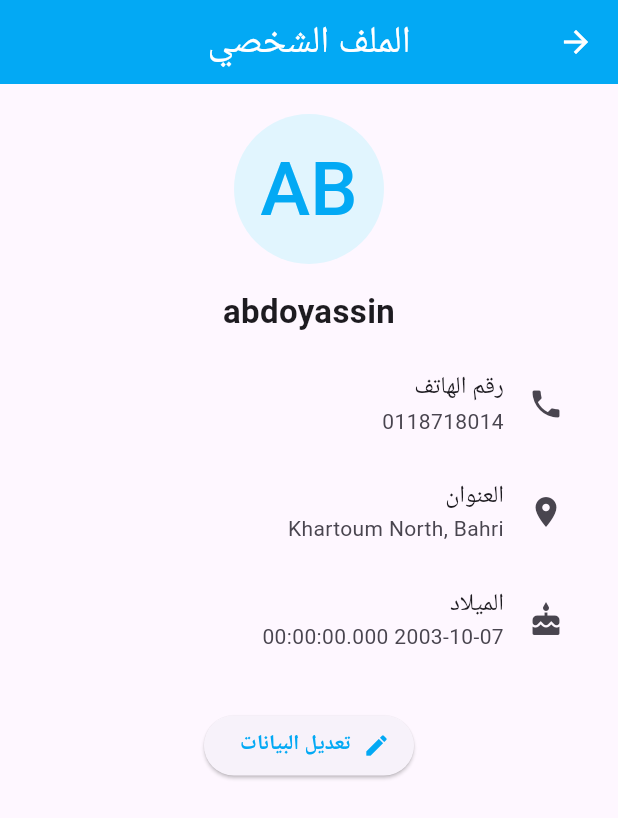
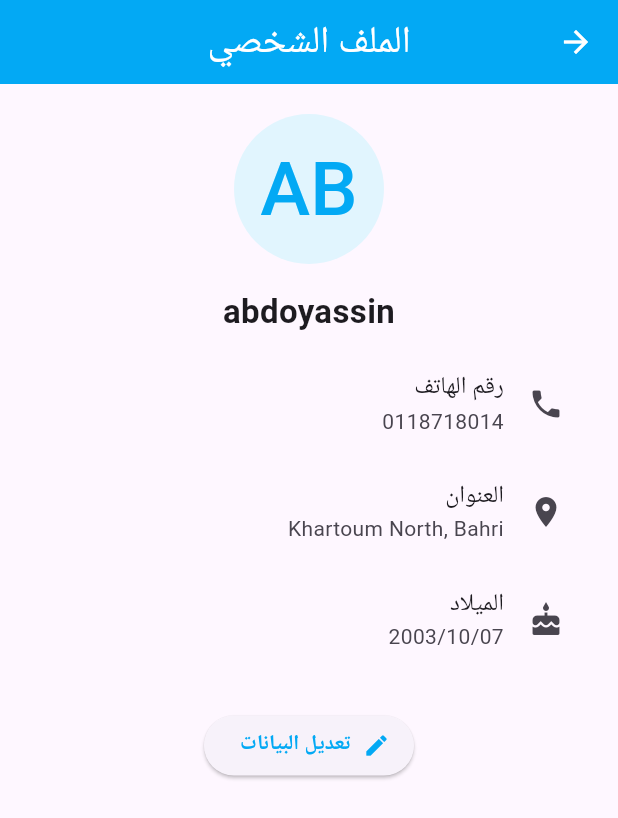
Before and after one commit to AbobakerAhmed/Code-For-Sudan, a Flutter app: the CitizenProfilePage screen opened directly with sample values from the repository, on a phone screen of 412 x 824 dp. Shown: the top 818 px of the screen. Run offline on Flutter 3.47's test engine with Material 3 defaults, Android fonts, the phone set to English and light mode, and no system bars; our stand-ins replace cloud_firestore, connectivity_plus, firebase_core; accounts and stored records are empty.

Commit message:
correcting the displaying of date of birth in citizen profile page

```diff
--- a/mobile_app/lib/citizen/citizen_profile_page.dart
+++ b/mobile_app/lib/citizen/citizen_profile_page.dart
@@ -59,7 +59,8 @@ class CitizenProfilePage extends StatelessWidget {
                     Icons.cake,
                   ),
                   title: const Text('الميلاد'),
-                  subtitle: Text(citizen.birthDate.toString())),
+                  subtitle: Text(
+                      '${citizen.birthDate.year.toString()}/${citizen.birthDate.month.toString().padLeft(2, '0')}/${citizen.birthDate.toUtc().day.toString().padLeft(2, '0')}')),
 
               const SizedBox(height: 24), // between departments and the button
 
--- a/mobile_app/lib/regist/registrar_booked_page.dart
+++ b/mobile_app/lib/regist/registrar_booked_page.dart
@@ -551,7 +551,7 @@ class BookedAppointmentsPageState extends State<BookedAppointmentsPage> {
                       : 'غير محدد';
 
                   final String dateString = currentAppointment.time != null
-                      ? '${currentAppointment.time.year.toString().padLeft(4, '0')}/${currentAppointment.time.month.toString().padLeft(2, '0')}/${currentAppointment.time.day.toString().padLeft(2, '0')}'
+                      ? '${currentAppointment.time.year.toString()}/${currentAppointment.time.month.toString().padLeft(2, '0')}/${currentAppointment.time.day.toString().padLeft(2, '0')}'
                       : 'غير محدد';
 
                   // how appointments are displayed
```
